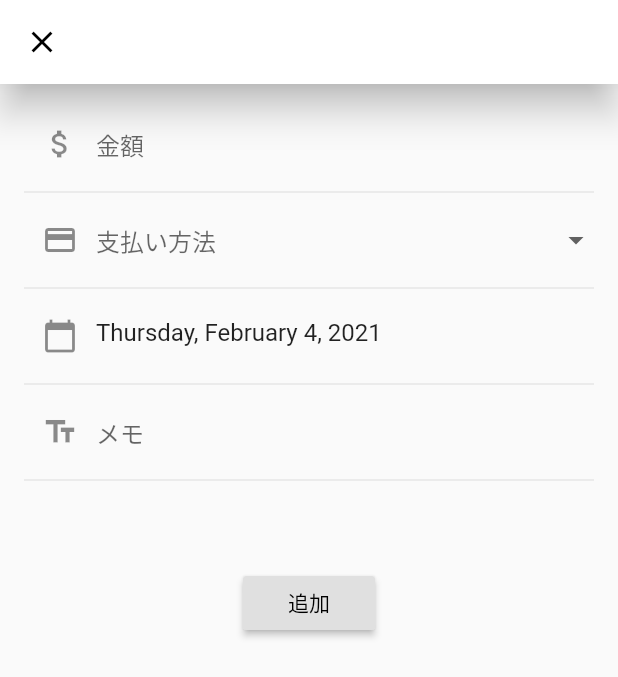
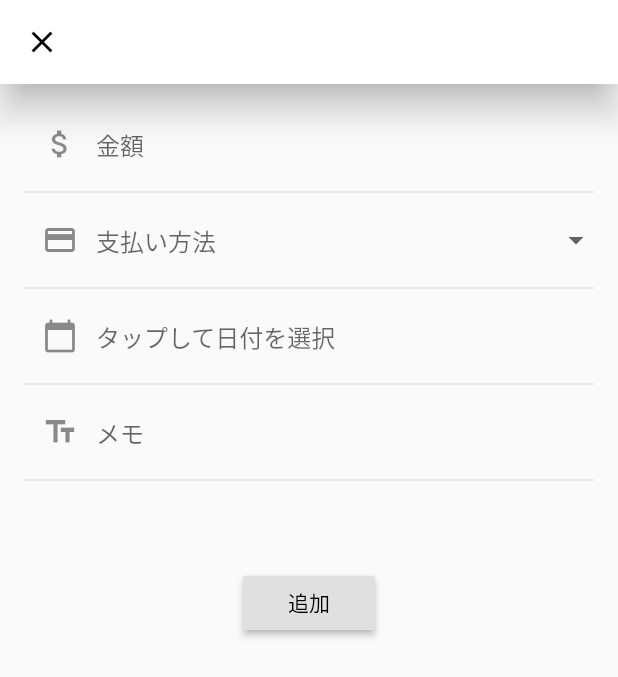
Before and after one commit to Ryota-Nakamura-317/expenses-app, a Flutter app: the screen it shows once a user with an empty profile is signed in, after a tap on the "add" icon, on a phone screen of 412 x 824 dp. Shown: the top 677 px of the screen. Run offline on Flutter 3.47's test engine with Material 2 defaults, Android fonts, the phone set to English and light mode, and no system bars; drawn by our look-alikes of flutter_form_builder; our stand-ins replace awesome_dialog, cloud_firestore, firebase_auth, firebase_core, flutter_spinkit, table_calendar; missing offline and left inert: cloud_firestore_platform_interface; accounts and stored records are empty.

Commit message:
2/4　リアルタイム取得成功、リスト表示完成

```diff
--- a/lib/home/add_model.dart
+++ b/lib/home/add_model.dart
@@ -6,6 +6,7 @@ class AddModel extends ChangeNotifier {
   String payments = '';
   String memo = '';
   Timestamp date;
+  List<String> payment = ['現金', 'クレジットカード', 'QRコード', '交通系IC', '電子マネー'];
 
   Future add() async {
     final collection = FirebaseFirestore.instance
--- a/lib/home/add_page.dart
+++ b/lib/home/add_page.dart
@@ -8,7 +8,7 @@ import 'package:provider/provider.dart';
 
 class AddPricePage extends StatelessWidget {
   final _formKey = GlobalKey<FormBuilderState>();
-  final List<String> _payment = ['現金', 'クレジットカード', 'QRコード決済'];
+  //final List<String> _payment = ['現金', 'クレジットカード', 'QRコード決済'];
 
   @override
   Widget build(BuildContext context) {
@@ -53,7 +53,7 @@ class AddPricePage extends StatelessWidget {
                       hint: Text('支払い方法'),
                       validator: FormBuilderValidators.compose(
                           [FormBuilderValidators.required(context)]),
-                      items: _payment
+                      items: model.payment
                           .map((payment) => DropdownMenuItem(
                                 value: payment,
                                 child: Text('$payment'),
@@ -66,11 +66,12 @@ class AddPricePage extends StatelessWidget {
                     Divider(),
                     FormBuilderDateTimePicker(
                       name: 'date',
-                      initialValue: DateTime.now(),
-                      //fieldHintText: '日付',
+                      //initialValue: DateTime.now(),
+                      initialDate: DateTime.now(),
                       inputType: InputType.date,
                       format: DateFormat('yMMMMEEEEd'),
                       decoration: InputDecoration(
+                        hintText: 'タップして日付を選択',
                         border: InputBorder.none,
                         prefixIcon: Icon(Icons.calendar_today),
                       ),
--- a/lib/home/home.dart
+++ b/lib/home/home.dart
@@ -85,18 +85,25 @@ class HomePage extends StatelessWidget {
                     },
                   ),
                 ),
-                Consumer<HomePageModel>(builder: (context, model, child) {
+                Consumer<HomePageModel>(
+                  builder: (context, model, child) {
                     final expensesList = model.expensesList;
                     final listTiles = expensesList
-                      .map((expenses) => ListTile(
-                            title: Text(expenses.price),
+                        .map((expenses) => Card(
+                              margin: EdgeInsets.fromLTRB(20.0, 6.0, 20.0, 0.0),
+                              child: ListTile(
+                                leading: Icon(Icons.arrow_right),
+                                title: Text('${expenses.price}円'),
+                                trailing: Icon(Icons.more_vert),
+                              ),
                             ))
                         .toList();
                     return ListView(
                       shrinkWrap: true,
                       children: listTiles,
                     );
-                }),
+                  },
+                ),
               ],
             ),
           );
--- a/pubspec.yaml
+++ b/pubspec.yaml
@@ -34,6 +34,8 @@ dependencies:
 dev_dependencies:
   flutter_test:
     sdk: flutter
+  flutter_localizations:
+    sdk: flutter
 
 
 
```
Also changed, not shown: lib/home/home_model.dart (+7 -23 lines), pubspec.lock. Lines whose indentation alone changed are shown as unchanged.
